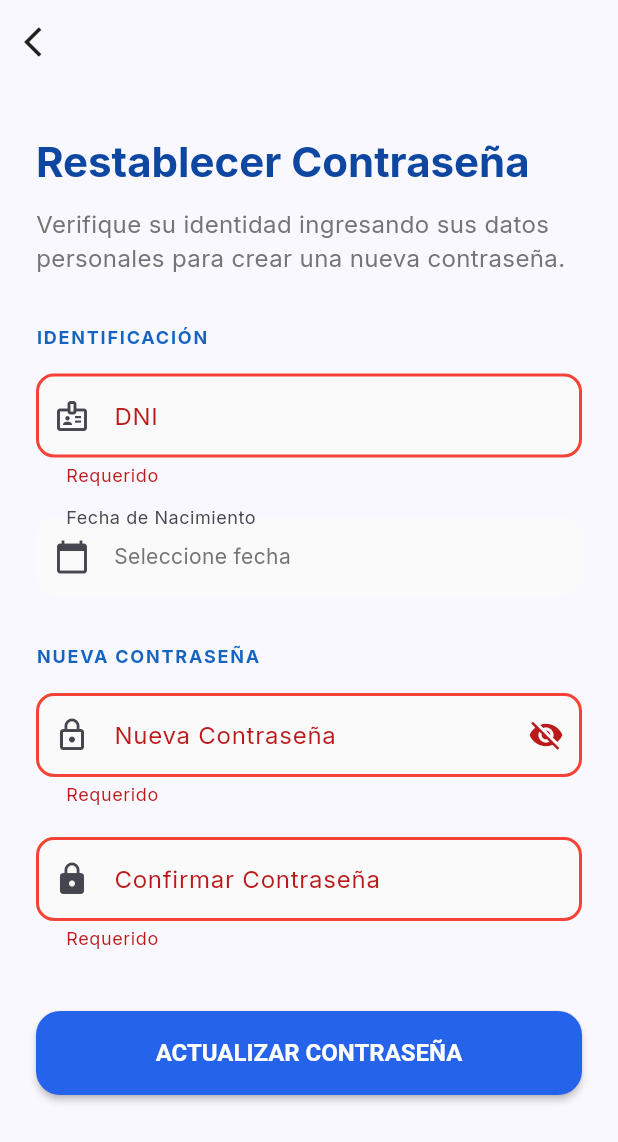
After one commit to edwardqs/app_pauser_asistencias, a Flutter app: the ForgotPasswordScreen screen opened by its route, after a tap on "ACTUALIZAR CONTRASEÑA", on a phone screen of 412 x 824 dp. The commit adds this screen. Shown: the top 1142 px of the screen. Run offline on Flutter 3.47's test engine with Material 3 defaults, Android fonts, the phone set to English and light mode, and no system bars; drawn by our look-alikes of flutter_animate; our stand-ins replace analog_clock, file_picker, flutter_riverpod, geolocator, go_router, google_fonts and 3 more; accounts and stored records are empty.

Commit message:
cambios martes mejorados total

```diff
--- /dev/null
+++ b/lib/features/auth/presentation/forgot_password_screen.dart
@@ -0,0 +1,371 @@
+import 'package:app_asistencias_pauser/features/auth/data/auth_repository.dart';
+import 'package:flutter/material.dart';
+import 'package:flutter/services.dart';
+import 'package:flutter_riverpod/flutter_riverpod.dart';
+import 'package:go_router/go_router.dart';
+import 'package:flutter_animate/flutter_animate.dart';
+
+class ForgotPasswordScreen extends ConsumerStatefulWidget {
+  const ForgotPasswordScreen({super.key});
+
+  @override
+  ConsumerState<ForgotPasswordScreen> createState() =>
+      _ForgotPasswordScreenState();
+}
+
+class _ForgotPasswordScreenState extends ConsumerState<ForgotPasswordScreen> {
+  final _formKey = GlobalKey<FormState>();
+  final _dniController = TextEditingController();
+  final _passwordController = TextEditingController();
+  final _confirmPasswordController = TextEditingController();
+  DateTime? _selectedDate;
+
+  bool _isLoading = false;
+  bool _isSuccess = false;
+  bool _isPasswordVisible = false;
+
+  @override
+  void dispose() {
+    _dniController.dispose();
+    _passwordController.dispose();
+    _confirmPasswordController.dispose();
+    super.dispose();
+  }
+
+  Future<void> _selectDate(BuildContext context) async {
+    final DateTime? picked = await showDatePicker(
+      context: context,
+      initialDate: DateTime(2000),
+      firstDate: DateTime(1950),
+      lastDate: DateTime.now(),
+      locale: const Locale('es', 'ES'),
+      builder: (context, child) {
+        return Theme(
+          data: Theme.of(context).copyWith(
+            colorScheme: const ColorScheme.light(
+              primary: Color(0xFF2563EB), // Azul corporativo
+            ),
+          ),
+          child: child!,
+        );
+      },
+    );
+    if (picked != null && picked != _selectedDate) {
+      setState(() {
+        _selectedDate = picked;
+      });
+    }
+  }
+
+  Future<void> _handleSubmit() async {
+    if (_formKey.currentState!.validate()) {
+      if (_selectedDate == null) {
+        ScaffoldMessenger.of(context).showSnackBar(
+          const SnackBar(
+            content: Text('Debe seleccionar su fecha de nacimiento'),
+          ),
+        );
+        return;
+      }
+
+      if (_passwordController.text != _confirmPasswordController.text) {
+        ScaffoldMessenger.of(context).showSnackBar(
+          const SnackBar(content: Text('Las contraseñas no coinciden')),
+        );
+        return;
+      }
+
+      setState(() => _isLoading = true);
+
+      try {
+        await ref
+            .read(authRepositoryProvider)
+            .resetPasswordWithIdentity(
+              dni: _dniController.text,
+              birthDate: _selectedDate!,
+              newPassword: _passwordController.text,
+            );
+
+        if (mounted) {
+          setState(() {
+            _isLoading = false;
+            _isSuccess = true;
+          });
+        }
+      } catch (e) {
+        if (mounted) {
+          setState(() => _isLoading = false);
+          ScaffoldMessenger.of(context).showSnackBar(
+            SnackBar(
+              content: Text(e.toString().replaceAll('Exception: ', '')),
+              backgroundColor: Colors.red,
+            ),
+          );
+        }
+      }
+    }
+  }
+
+  @override
+  Widget build(BuildContext context) {
+    return Scaffold(
+      appBar: AppBar(
+        backgroundColor: Colors.transparent,
+        elevation: 0,
+        leading: IconButton(
+          icon: const Icon(Icons.arrow_back_ios, color: Colors.black87),
+          onPressed: () => context.pop(),
+        ),
+      ),
+      body: SafeArea(
+        child: Padding(
+          padding: const EdgeInsets.all(24.0),
+          child: _isSuccess ? _buildSuccessView() : _buildFormView(),
+        ),
+      ),
+    );
+  }
+
+  Widget _buildFormView() {
+    return SingleChildScrollView(
+      child: Form(
+        key: _formKey,
+        child: Column(
+          crossAxisAlignment: CrossAxisAlignment.start,
+          children: [
+            const SizedBox(height: 10),
+            Text(
+              'Restablecer Contraseña',
+              style: Theme.of(context).textTheme.headlineMedium?.copyWith(
+                fontWeight: FontWeight.bold,
+                color: Colors.blue.shade900,
+              ),
+            ).animate().fadeIn().slideX(),
+            const SizedBox(height: 12),
+            Text(
+              'Verifique su identidad ingresando sus datos personales para crear una nueva contraseña.',
+              style: TextStyle(color: Colors.grey.shade600, fontSize: 16),
+            ).animate().fadeIn(delay: 200.ms),
+
+            const SizedBox(height: 32),
+
+            // Sección de Identificación
+            Text(
+              'IDENTIFICACIÓN',
+              style: TextStyle(
+                color: Colors.blue.shade800,
+                fontWeight: FontWeight.bold,
+                fontSize: 12,
+                letterSpacing: 1.2,
+              ),
+            ),
+            const SizedBox(height: 16),
+
+            // DNI
+            TextFormField(
+              controller: _dniController,
+              keyboardType: TextInputType.number,
+              inputFormatters: [
+                FilteringTextInputFormatter.digitsOnly,
+                LengthLimitingTextInputFormatter(8),
+              ],
+              decoration: InputDecoration(
+                labelText: 'DNI',
+                hintText: '8 dígitos',
+                prefixIcon: const Icon(Icons.badge_outlined),
+                border: OutlineInputBorder(
+                  borderRadius: BorderRadius.circular(12),
+                ),
+                filled: true,
+                fillColor: Colors.grey.shade50,
+              ),
+              validator: (value) {
+                if (value == null || value.isEmpty) return 'Requerido';
+                if (value.length != 8) return 'DNI inválido';
+                return null;
+              },
+            ).animate().fadeIn(delay: 300.ms),
+
+            const SizedBox(height: 20),
+
+            // Fecha de Nacimiento
+            InkWell(
+              onTap: () => _selectDate(context),
+              child: InputDecorator(
+                decoration: InputDecoration(
+                  labelText: 'Fecha de Nacimiento',
+                  prefixIcon: const Icon(Icons.calendar_today),
+                  border: OutlineInputBorder(
+                    borderRadius: BorderRadius.circular(12),
+                  ),
+                  filled: true,
+                  fillColor: Colors.grey.shade50,
+                ),
+                child: Text(
+                  _selectedDate == null
+                      ? 'Seleccione fecha'
+                      : "${_selectedDate!.day}/${_selectedDate!.month}/${_selectedDate!.year}",
+                  style: TextStyle(
+                    color: _selectedDate == null
+                        ? Colors.grey.shade600
+                        : Colors.black87,
+                  ),
+                ),
+              ),
+            ).animate().fadeIn(delay: 400.ms),
+
+            const SizedBox(height: 32),
+
+            // Sección de Nueva Contraseña
+            Text(
+              'NUEVA CONTRASEÑA',
+              style: TextStyle(
+                color: Colors.blue.shade800,
+                fontWeight: FontWeight.bold,
+                fontSize: 12,
+                letterSpacing: 1.2,
+              ),
+            ),
+            const SizedBox(height: 16),
+
+            TextFormField(
+              controller: _passwordController,
+              obscureText: !_isPasswordVisible,
+              decoration: InputDecoration(
+                labelText: 'Nueva Contraseña',
+                prefixIcon: const Icon(Icons.lock_outline),
+                suffixIcon: IconButton(
+                  icon: Icon(
+                    _isPasswordVisible
+                        ? Icons.visibility
+                        : Icons.visibility_off,
+                  ),
+                  onPressed: () =>
+                      setState(() => _isPasswordVisible = !_isPasswordVisible),
+                ),
+                border: OutlineInputBorder(
+                  borderRadius: BorderRadius.circular(12),
+                ),
+                filled: true,
+                fillColor: Colors.grey.shade50,
+              ),
+              validator: (value) {
+                if (value == null || value.isEmpty) return 'Requerido';
+                if (value.length < 6) return 'Mínimo 6 caracteres';
+                return null;
+              },
+            ).animate().fadeIn(delay: 500.ms),
+
+            const SizedBox(height: 20),
+
+            TextFormField(
+              controller: _confirmPasswordController,
+              obscureText: !_isPasswordVisible,
+              decoration: InputDecoration(
+                labelText: 'Confirmar Contraseña',
+                prefixIcon: const Icon(Icons.lock),
+                border: OutlineInputBorder(
+                  borderRadius: BorderRadius.circular(12),
+                ),
+                filled: true,
+                fillColor: Colors.grey.shade50,
+              ),
+              validator: (value) {
+                if (value == null || value.isEmpty) return 'Requerido';
+                if (value != _passwordController.text)
+                  return 'Las contraseñas no coinciden';
+                return null;
+              },
+            ).animate().fadeIn(delay: 600.ms),
+
+            const SizedBox(height: 40),
+
+            SizedBox(
+              width: double.infinity,
+              height: 56,
+              child: ElevatedButton(
+                onPressed: _isLoading ? null : _handleSubmit,
+                style: ElevatedButton.styleFrom(
+                  backgroundColor: const Color(0xFF2563EB),
+                  shape: RoundedRectangleBorder(
+                    borderRadius: BorderRadius.circular(16),
+                  ),
+                  elevation: 2,
+                ),
+                child: _isLoading
+                    ? const CircularProgressIndicator(color: Colors.white)
+                    : const Text(
+                        'ACTUALIZAR CONTRASEÑA',
+                        style: TextStyle(
+                          fontSize: 16,
+                          fontWeight: FontWeight.bold,
+                          color: Colors.white,
+                        ),
+                      ),
+              ),
+            ).animate().fadeIn(delay: 700.ms),
+            const SizedBox(height: 20),
+          ],
+        ),
+      ),
+    );
+  }
+
+  Widget _buildSuccessView() {
+    return Center(
+      child: Column(
+        mainAxisAlignment: MainAxisAlignment.center,
+        children: [
+          Container(
+            padding: const EdgeInsets.all(20),
+            decoration: BoxDecoration(
+              color: Colors.green.shade50,
+              shape: BoxShape.circle,
+            ),
+            child: Icon(
+              Icons.verified_user_outlined,
+              size: 80,
+              color: Colors.green.shade600,
+            ),
+          ).animate().scale(duration: 500.ms, curve: Curves.elasticOut),
+          const SizedBox(height: 32),
+          Text(
+            '¡Contraseña Actualizada!',
+            style: Theme.of(context).textTheme.headlineSmall?.copyWith(
+              fontWeight: FontWeight.bold,
+              color: Colors.green.shade800,
+            ),
+          ).animate().fadeIn(delay: 300.ms),
+          const SizedBox(height: 16),
+          Text(
+            'Tu contraseña ha sido restablecida exitosamente.\nYa puedes iniciar sesión con tu nueva clave.',
+            textAlign: TextAlign.center,
+            style: TextStyle(color: Colors.grey.shade600, fontSize: 16),
+          ).animate().fadeIn(delay: 500.ms),
+          const SizedBox(height: 40),
+          SizedBox(
+            width: double.infinity,
+            height: 56,
+            child: ElevatedButton(
+              onPressed: () => context.pop(),
+              style: ElevatedButton.styleFrom(
+                backgroundColor: const Color(0xFF2563EB),
+                shape: RoundedRectangleBorder(
+                  borderRadius: BorderRadius.circular(16),
+                ),
+              ),
+              child: const Text(
+                'IR AL INICIO DE SESIÓN',
+                style: TextStyle(
+                  fontSize: 16,
+                  fontWeight: FontWeight.bold,
+                  color: Colors.white,
+                ),
+              ),
+            ),
+          ).animate().fadeIn(delay: 700.ms),
+        ],
+      ),
+    );
+  }
+}
--- a/pubspec.yaml
+++ b/pubspec.yaml
@@ -29,6 +29,8 @@ environment:
 # versions available, run `flutter pub outdated`.
 dependencies:
   flutter:
+    sdk: flutter
+  flutter_localizations:
     sdk: flutter
 
   # The following adds the Cupertino Icons font to your application.
```
Also changed, not shown: lib/core/router/app_router.dart (+8 -2 lines), lib/features/auth/data/auth_repository.dart (+28 -0 lines), lib/features/auth/presentation/login_screen.dart (+75 -19 lines), lib/main.dart (+7 -0 lines), pubspec.lock, 4 other files.
